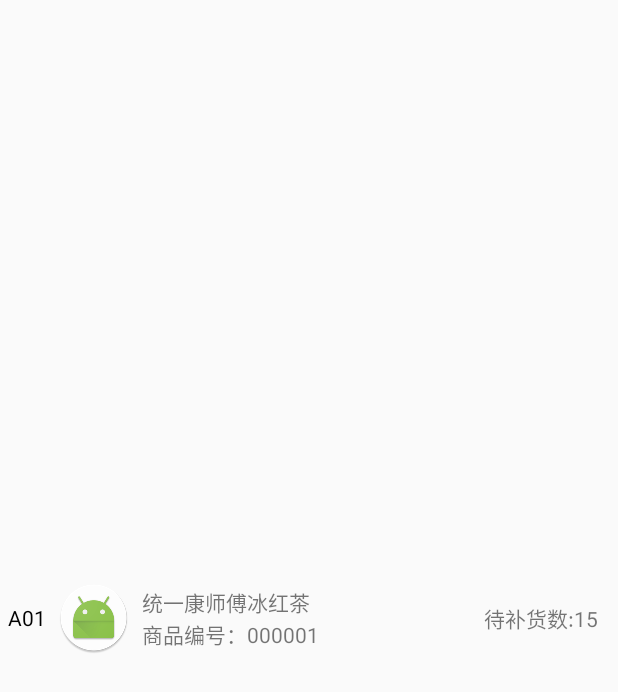
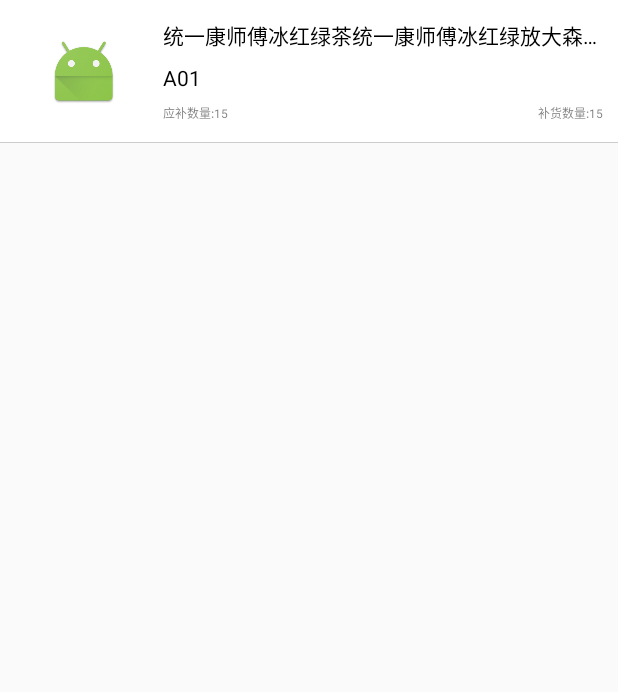
Before and after one commit to StoneInCHN/yxkj-operation-android, an Android app: the layout view_wait_sup.xml on its own in the app's theme, with its tools: preview values and no code run, on a phone screen of 412 x 824 dp. Shown: the top 692 px of the screen. Run offline under Robolectric (Android 15) with nearby library versions, the phone set to English and light mode, and no system bars.

Commit message:
修改具体补货记录UI

```diff
--- a/app/src/main/java/com/yxkj/deliveryman/adapter/ContainerSupRecordAdapter.java
+++ b/app/src/main/java/com/yxkj/deliveryman/adapter/ContainerSupRecordAdapter.java
@@ -24,10 +24,10 @@ public class ContainerSupRecordAdapter extends BaseRecyclerViewAdapter<String> {
 
     @Override
     public void onCorvert(BaseViewHolder holder, int position, String bean) {
-        LinearLayout recyclerView = holder.getView(R.id.recyclerView);
+        LinearLayout llGoodsList = holder.getView(R.id.ll_goods_list_sup_record);
         for (int i = 0; i < tList.size(); i++) {
             WaitSupListView v = new WaitSupListView(context);
-            recyclerView.addView(v);
+            llGoodsList.addView(v);
         }
     }
 }
--- a/app/src/main/java/com/yxkj/deliveryman/adapter/SupRecordAdapter.java
+++ b/app/src/main/java/com/yxkj/deliveryman/adapter/SupRecordAdapter.java
@@ -11,7 +11,7 @@ import com.yxkj.deliveryman.base.BaseViewHolder;
 import com.yxkj.deliveryman.util.IntentUtil;
 
 /**
- * 补货记录
+ * 补货记录adapter
  */
 
 public class SupRecordAdapter extends BaseRecyclerViewAdapter<String> {
--- a/app/src/main/java/com/yxkj/deliveryman/adapter/TeamAdapter.java
+++ b/app/src/main/java/com/yxkj/deliveryman/adapter/TeamAdapter.java
@@ -3,6 +3,7 @@ package com.yxkj.deliveryman.adapter;
 import android.content.Context;
 import android.support.v7.widget.GridLayoutManager;
 import android.support.v7.widget.RecyclerView;
+import android.view.Gravity;
 
 import com.yxkj.deliveryman.R;
 import com.yxkj.deliveryman.base.BaseRecyclerViewAdapter;
@@ -10,6 +11,7 @@ import com.yxkj.deliveryman.base.BaseViewHolder;
 import com.yxkj.deliveryman.util.ToastUtil;
 import com.yxkj.deliveryman.view.dialog.TextButtonDialog;
 import com.yxkj.deliveryman.view.dialog.TextShortTimeDialog;
+import com.yxkj.deliveryman.view.popupwindow.ContainerSupPopWindow;
 
 import java.util.ArrayList;
 import java.util.List;
@@ -44,9 +46,8 @@ class TeamAdapter extends BaseRecyclerViewAdapter<String> {
         containerAdapter.setOnItemClickListener(new OnItemClickListener() {
             @Override
             public void onItemClick(int position, Object data) {
-                /*ContainerSupPopWindow popWindow = new ContainerSupPopWindow(context);
-                popWindow.showAtLocation(holder.itemView, Gravity.NO_GRAVITY, 0, 0);*/
-                new TextButtonDialog(recyclerView.getContext(), "系统提示", "就范大姐返单阿三番啊懂放大放大森达森大森", "确定").show();
+                ContainerSupPopWindow popWindow = new ContainerSupPopWindow(context);
+                popWindow.showAtLocation(holder.itemView, Gravity.NO_GRAVITY, 0, 0);
             }
         });
     }
--- a/app/src/main/java/com/yxkj/deliveryman/view/WaitSupListView.java
+++ b/app/src/main/java/com/yxkj/deliveryman/view/WaitSupListView.java
@@ -18,7 +18,6 @@ import com.yxkj.deliveryman.view.popupwindow.WaitSupGoodsInformationPopupWindow;
  */
 
 public class WaitSupListView extends LinearLayout {
-    private View line;
     /*标为未取货*/
     private TextView tv_not_recieve;
     /*未取货数量*/
@@ -45,7 +44,6 @@ public class WaitSupListView extends LinearLayout {
 
     private void init() {
         View view = View.inflate(getContext(), R.layout.view_wait_sup, null);
-        line = view.findViewById(R.id.line);
         tv_not_recieve = view.findViewById(R.id.tv_not_recieve);
         tv_rest = view.findViewById(R.id.tv_rest);
         addView(view);
@@ -77,7 +75,6 @@ public class WaitSupListView extends LinearLayout {
                 if (Math.abs(moveX) >= TouchSlop) { //移动
                     if (moveX > 100) {
                         if (!isShow) {
-                            line.setVisibility(VISIBLE);
                             isShow = true;
                         }
                     }
--- a/app/src/main/res/layout/item_con_sup_recd.xml
+++ b/app/src/main/res/layout/item_con_sup_recd.xml
@@ -1,25 +1,24 @@
 <?xml version="1.0" encoding="utf-8"?>
 <LinearLayout xmlns:android="http://schemas.android.com/apk/res/android"
-    android:layout_width="match_parent"
-    android:layout_height="wrap_content"
-    android:orientation="vertical">
-
-    <include layout="@layout/line" />
+              android:layout_width="match_parent"
+              android:layout_height="wrap_content"
+              android:orientation="vertical">
 
     <TextView
         android:layout_width="match_parent"
-        android:layout_height="wrap_content"
-        android:background="@color/gray_bg"
+        android:layout_height="50dp"
+        android:background="@color/app_bg"
+        android:gravity="center_vertical"
         android:paddingBottom="@dimen/dp_4"
         android:paddingLeft="@dimen/dp_14"
         android:paddingTop="@dimen/dp_4"
-        android:text="货道A" />
+        android:text="A货柜"/>
 
-    <include layout="@layout/line" />
 
     <LinearLayout
-        android:id="@+id/recyclerView"
+        android:id="@+id/ll_goods_list_sup_record"
         android:layout_width="match_parent"
         android:layout_height="wrap_content"
-        android:orientation="vertical" />
+        android:orientation="vertical"/>
+
 </LinearLayout>
--- a/app/src/main/res/layout/layout_toolbar.xml
+++ b/app/src/main/res/layout/layout_toolbar.xml
@@ -12,7 +12,7 @@
         android:layout_centerVertical="true"
         android:scaleType="center"
         android:visibility="gone"
-        tools:src="@mipmap/back"
+        android:src="@mipmap/back"
         tools:visibility="visible"/>
 
     <TextView
--- a/app/src/main/res/layout/view_wait_sup.xml
+++ b/app/src/main/res/layout/view_wait_sup.xml
@@ -1,60 +1,61 @@
 <?xml version="1.0" encoding="utf-8"?>
 <RelativeLayout xmlns:android="http://schemas.android.com/apk/res/android"
                 android:layout_width="match_parent"
+                android:layout_height="95dp"
+                android:background="@color/white"
+                android:gravity="center_vertical">
+
+    <LinearLayout
+        android:layout_width="match_parent"
         android:layout_height="match_parent"
-    android:padding="5dp">
+        android:orientation="horizontal"
+        android:padding="10dp">
+
+        <ImageView
+            android:id="@+id/img_goods"
+            android:layout_width="75dp"
+            android:layout_height="75dp"
+            android:layout_marginLeft="@dimen/dp_10"
+            android:scaleType="centerInside"
+            android:src="@mipmap/ic_launcher"/>
+
+        <LinearLayout
+            android:layout_width="match_parent"
+            android:layout_height="match_parent"
+            android:layout_marginLeft="15dp"
+            android:orientation="vertical">
+
+            <TextView
+                android:layout_width="wrap_content"
+                android:layout_height="wrap_content"
+                android:layout_weight="1"
+                android:ellipsize="end"
+                android:gravity="center_vertical"
+                android:lines="1"
+                android:text="统一康师傅冰红绿茶统一康师傅冰红绿放大森大森as"
+                android:textColor="@color/black"/>
 
             <TextView
                 android:id="@+id/tv_container"
                 android:layout_width="wrap_content"
                 android:layout_height="wrap_content"
                 android:layout_centerVertical="true"
+                android:layout_weight="1"
+                android:gravity="center_vertical"
                 android:text="A01"
-        android:textColor="@color/black" />
+                android:textColor="@color/black"/>
 
-    <ImageView
-        android:id="@+id/img_goods"
-        android:layout_width="wrap_content"
+            <RelativeLayout
+                android:layout_width="match_parent"
                 android:layout_height="wrap_content"
-        android:layout_centerVertical="true"
-        android:layout_marginLeft="@dimen/dp_10"
-        android:layout_toRightOf="@id/tv_container"
-        android:src="@mipmap/ic_launcher_round" />
-
-    <LinearLayout
-        android:layout_width="wrap_content"
-        android:layout_height="wrap_content"
-        android:layout_centerVertical="true"
-        android:layout_marginLeft="@dimen/dp_10"
-        android:layout_toRightOf="@id/img_goods"
-        android:orientation="vertical">
+                android:layout_weight="1"
+                android:gravity="center_vertical">
 
                 <TextView
                     android:layout_width="wrap_content"
                     android:layout_height="wrap_content"
-            android:text="统一康师傅冰红茶" />
-
-        <TextView
-            android:layout_width="wrap_content"
-            android:layout_height="wrap_content"
-            android:text="商品编号：000001" />
-    </LinearLayout>
-
-    <TextView
-        android:layout_width="wrap_content"
-        android:layout_height="wrap_content"
-        android:layout_alignParentRight="true"
-        android:layout_centerVertical="true"
-        android:layout_marginRight="@dimen/dp_10"
-        android:text="待补货数:15" />
-
-    <View
-        android:id="@+id/line"
-        android:layout_width="match_parent"
-        android:layout_height="1dp"
-        android:layout_centerVertical="true"
-        android:background="@color/black"
-        android:visibility="gone" />
+                    android:text="应补数量:15"
+                    android:textSize="@dimen/sp_12"/>
 
                 <TextView
                     android:id="@+id/tv_not_recieve"
@@ -63,7 +64,7 @@
                     android:layout_centerInParent="true"
                     android:background="@drawable/btn_get_code_bg"
                     android:text="标为未取货"
-        android:visibility="gone" />
+                    android:visibility="gone"/>
 
                 <TextView
                     android:id="@+id/tv_rest"
@@ -75,5 +76,23 @@
                     android:background="@drawable/tv_circle_bg"
                     android:gravity="center"
                     android:text="2"
-        android:visibility="gone" />
+                    android:visibility="gone"/>
+
+                <TextView
+                    android:layout_width="wrap_content"
+                    android:layout_height="wrap_content"
+                    android:layout_alignParentRight="true"
+                    android:text="补货数量:15"
+                    android:textSize="@dimen/sp_12"/>
+
             </RelativeLayout>
+
+        </LinearLayout>
+
+    </LinearLayout>
+
+    <View
+        style="@style/line_horizontal_1px"
+        android:layout_alignParentBottom="true"/>
+
+</RelativeLayout>
```
Lines whose indentation alone changed are shown as unchanged.
